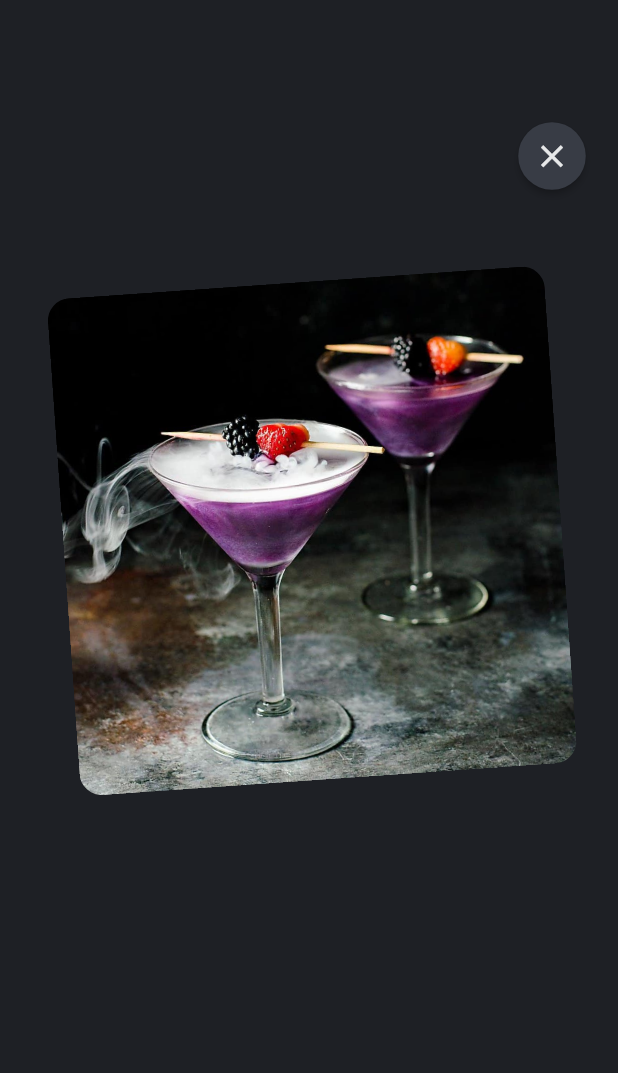
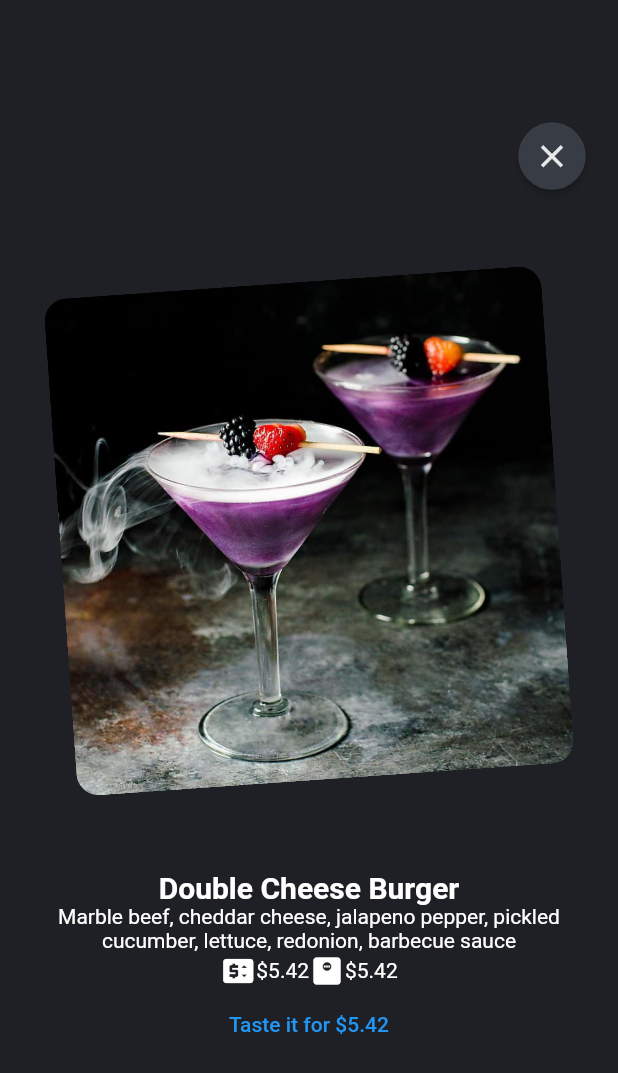
Before and after one commit to tanyarajhans/restaurant_ui_flutter, a Flutter app: the ItemScreen screen opened by its route, on a phone screen of 412 x 824 dp. Shown: the top 1073 px of the screen. Run offline on Flutter 3.47's test engine with Material 2 defaults, Android fonts, the phone set to English and light mode, and no system bars.

Commit message:
Basic UI added

```diff
--- a/lib/item_screen.dart
+++ b/lib/item_screen.dart
@@ -34,7 +34,7 @@ class ItemScreen extends StatelessWidget {
 
                       child:
                     Container(
-                      margin: EdgeInsets.only(top: 60.0, left: 20.0, right: 20.0),
+                      margin: EdgeInsets.only(top: 60.0, left: 20.0, right: 20.0, bottom: 60.0),
                       child: ClipRRect(
                         borderRadius: BorderRadius.circular(15.0),
 
@@ -43,7 +43,46 @@ class ItemScreen extends StatelessWidget {
                        ),
                       ),
                      )
-                    )
+                    ),
+                    Column(
+
+                        mainAxisAlignment: MainAxisAlignment.center,
+                        crossAxisAlignment: CrossAxisAlignment.center,
+                       children: <Widget>[
+                         Text('Double Cheese Burger',
+                         style: TextStyle(color: Colors.white, fontSize: 20.0, fontWeight: FontWeight.bold)),
+                         Text('Marble beef, cheddar cheese, jalapeno pepper, pickled cucumber, lettuce, redonion, barbecue sauce',
+                         textAlign: TextAlign.center,
+                         style: TextStyle(color: Colors.white)),
+                         Row(
+                           mainAxisAlignment: MainAxisAlignment.center,
+                        crossAxisAlignment: CrossAxisAlignment.center,
+                           children: <Widget>[
+                           Container(
+                             child: Row(children: <Widget>[
+                             Icon(Icons.price_change, color: Colors.white),
+                             Text('\$5.42',
+                         style: TextStyle(color: Colors.white))
+                           ]),
+                           ),
+                           Container(
+
+                             child: Row(children: <Widget>[
+                             Icon(Icons.monitor_weight, color: Colors.white),
+                             Text('\$5.42',
+                         style: TextStyle(color: Colors.white))
+                           ]
+                           ),
+                           ),
+
+                         ],
+                         ),
+
+                         TextButton(onPressed: (){}, child: Text('Taste it for \$5.42'))
+
+                      ],
+                      ),
+
 
                   ],
                 )
```
